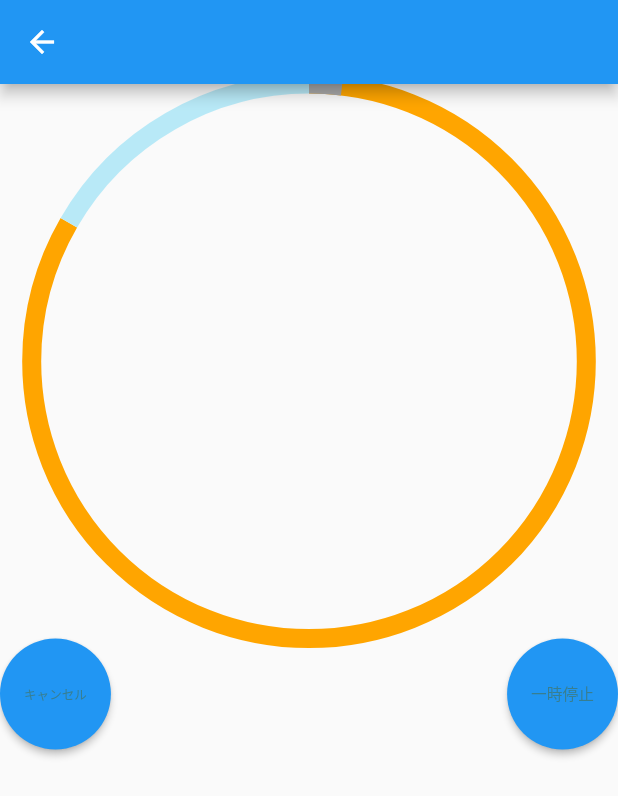
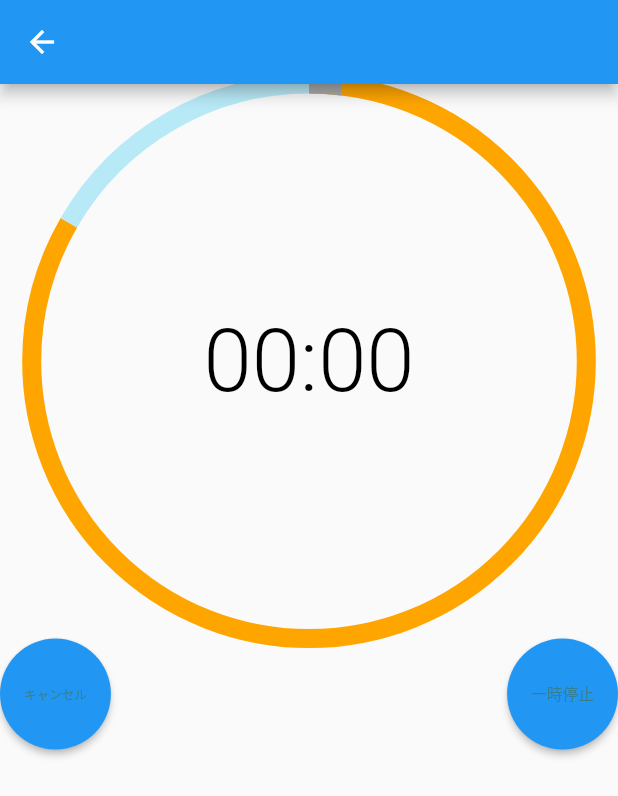
Before and after one commit to Issei-Hiramatsu/sakura-simulation, a Flutter app: the PomodoroTimerPage screen opened directly, on a phone screen of 412 x 824 dp. Shown: the top 796 px of the screen. Run offline on Flutter 3.47's test engine with Material 2 defaults, Android fonts, the phone set to English and light mode, and no system bars; drawn by our look-alikes of fl_chart; our stand-ins replace flutter_hooks, flutter_screenutil, freezed_annotation, hooks_riverpod.

Commit message:
update: pomodoro_timer center timer

```diff
--- a/mobile/lib/component/local/todo_and_timer_app/timer/pomodoro_timer/pomodoro_timer.dart
+++ b/mobile/lib/component/local/todo_and_timer_app/timer/pomodoro_timer/pomodoro_timer.dart
@@ -1,20 +1,31 @@
 import 'package:flutter/material.dart';
 import 'package:flutter_screenutil/flutter_screenutil.dart';
+import 'package:hooks_riverpod/hooks_riverpod.dart';
+import 'package:intl/intl.dart';
+import 'package:sakura_simulation/component/local/todo_and_timer_app/timer/pomodoro_timer/hooks/use_pomodoro_timer.dart';
 import 'package:sakura_simulation/component/shared/token/color/color.dart';
 import 'package:sakura_simulation/component/shared/token/text_style/text_style.dart';
 
 import '../../../../shared/single/button/circle_button/circle_button.dart';
 import 'elements/timer_progress_indicator/timer_progress_indicator.dart';
 
-class PomodoroTimer extends StatelessWidget {
+class PomodoroTimer extends ConsumerWidget {
   const PomodoroTimer({super.key});
 
   @override
-  Widget build(BuildContext context) {
+  Widget build(BuildContext context, WidgetRef ref) {
+    final timer = ref.watch(timerProvider.notifier).state;
+    final timerFormat = DateFormat.ms('ja').format(timer);
     return Column(
       crossAxisAlignment: CrossAxisAlignment.center,
       children: [
-        const TimerProgressIndicator(),
+        Stack(
+          alignment: AlignmentDirectional.center,
+          children: [
+            const TimerProgressIndicator(),
+            Text(timerFormat, style: displayLarge(black)),
+          ],
+        ),
         Row(
           children: [
             CircleElevatedButton(
```
